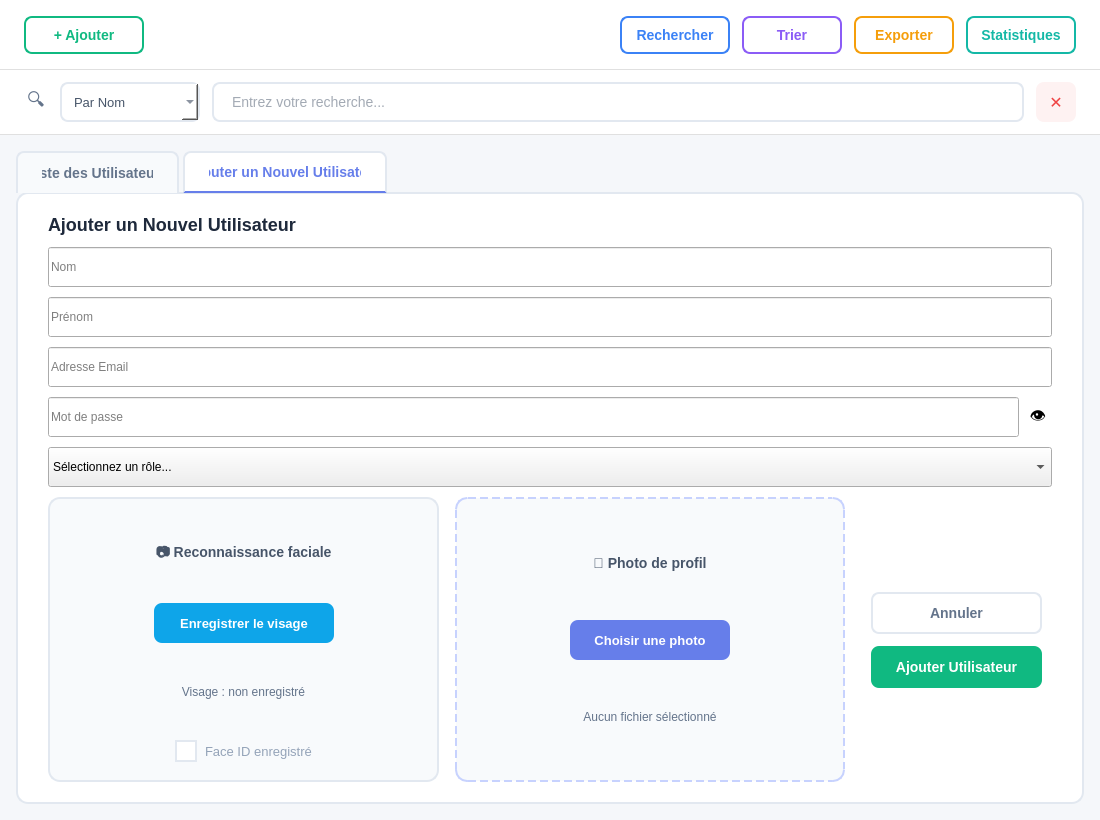
Before: the Qt Designer form users.ui in Mohamedrayenouerghui/Smart_Reaseach_Publication_Management, drawn with Qt 5.
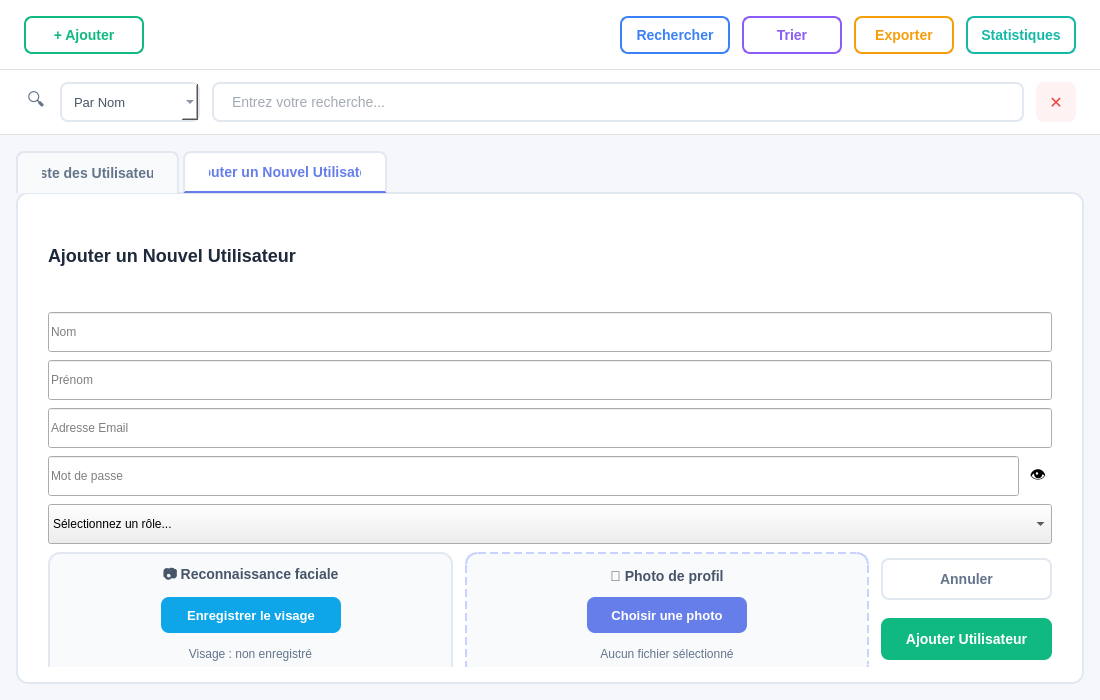
After: the same form once the commit is applied.

Commit message: Update UI components and faceauthdialog header

Patch:
```diff
--- a/users.ui
+++ b/users.ui
@@ -7,13 +7,13 @@
     <x>0</x>
     <y>0</y>
     <width>1100</width>
-    <height>820</height>
+    <height>700</height>
    </rect>
   </property>
   <property name="minimumSize">
    <size>
     <width>1000</width>
-    <height>720</height>
+    <height>650</height>
    </size>
   </property>
   <property name="maximumSize">
@@ -599,19 +599,19 @@
          </attribute>
          <layout class="QVBoxLayout" name="addTabLayout">
           <property name="spacing">
-           <number>12</number>
+           <number>10</number>
           </property>
           <property name="leftMargin">
            <number>30</number>
           </property>
           <property name="topMargin">
-           <number>20</number>
+           <number>15</number>
           </property>
           <property name="rightMargin">
            <number>30</number>
           </property>
           <property name="bottomMargin">
-           <number>20</number>
+           <number>15</number>
           </property>
           <item>
            <widget class="QLabel" name="formTitleLabelUser">
@@ -627,7 +627,7 @@
            <widget class="QWidget" name="formWidgetUser" native="true">
             <layout class="QVBoxLayout" name="formLayoutUser">
              <property name="spacing">
-              <number>10</number>
+              <number>8</number>
              </property>
              <property name="leftMargin">
               <number>0</number>
@@ -780,14 +780,18 @@
                </item>
               </widget>
              </item>
-
-             <!-- ================= NEW HORIZONTAL ROW: Face (left) | Photo (middle) | Buttons (right) ================= -->
              <item>
               <widget class="QWidget" name="mediaAndActionsRow" native="true">
                <property name="minimumSize">
                 <size>
                  <width>0</width>
-                 <height>180</height>
+                 <height>115</height>
+                </size>
+               </property>
+               <property name="maximumSize">
+                <size>
+                 <width>16777215</width>
+                 <height>115</height>
                 </size>
                </property>
                <property name="styleSheet">
@@ -795,7 +799,7 @@
                </property>
                <layout class="QHBoxLayout" name="mediaActionsLayout">
                 <property name="spacing">
-                 <number>16</number>
+                 <number>12</number>
                 </property>
                 <property name="leftMargin">
                  <number>0</number>
@@ -809,14 +813,12 @@
                 <property name="bottomMargin">
                  <number>0</number>
                 </property>
-
-                <!-- 1. Face Registration Widget (LEFT) -->
                 <item>
                  <widget class="QWidget" name="faceRegistrationWidget" native="true">
                   <property name="minimumSize">
                    <size>
                     <width>300</width>
-                    <height>160</height>
+                    <height>125</height>
                    </size>
                   </property>
                   <property name="styleSheet">
@@ -828,19 +830,19 @@
                   </property>
                   <layout class="QVBoxLayout" name="faceRegistrationLayout">
                    <property name="spacing">
-                    <number>12</number>
+                    <number>8</number>
                    </property>
                    <property name="leftMargin">
-                    <number>20</number>
+                    <number>15</number>
                    </property>
                    <property name="topMargin">
-                    <number>20</number>
+                    <number>10</number>
                    </property>
                    <property name="rightMargin">
-                    <number>20</number>
+                    <number>15</number>
                    </property>
                    <property name="bottomMargin">
-                    <number>20</number>
+                    <number>10</number>
                    </property>
                    <item>
                     <widget class="QLabel" name="faceSectionTitle">
@@ -875,13 +877,13 @@
                        <property name="minimumSize">
                         <size>
                          <width>180</width>
-                         <height>40</height>
+                         <height>36</height>
                         </size>
                        </property>
                        <property name="maximumSize">
                         <size>
                          <width>220</width>
-                         <height>40</height>
+                         <height>36</height>
                         </size>
                        </property>
                        <property name="cursor">
@@ -896,7 +898,7 @@
     font-family: 'Segoe UI', sans-serif;
     font-size: 13px;
     font-weight: 600;
-    padding: 10px 20px;
+    padding: 8px 16px;
 }
 QPushButton:hover {
     background-color: #0284C7;
@@ -942,83 +944,15 @@
                      </property>
                     </widget>
                    </item>
-                   <item>
-                    <layout class="QHBoxLayout" name="checkboxLayout">
-                     <item>
-                      <spacer name="leftCheckboxSpacer">
-                       <property name="orientation">
-                        <enum>Qt::Orientation::Horizontal</enum>
-                       </property>
-                       <property name="sizeHint" stdset="0">
-                        <size>
-                         <width>40</width>
-                         <height>20</height>
-                        </size>
-                       </property>
-                      </spacer>
-                     </item>
-                     <item>
-                      <widget class="QCheckBox" name="faceRegisteredCheckBox">
-                       <property name="enabled">
-                        <bool>false</bool>
-                       </property>
-                       <property name="styleSheet">
-                        <string notr="true">QCheckBox {
-    font-size: 13px;
-    color: #64748B;
-    background: transparent;
-    spacing: 8px;
-}
-QCheckBox::indicator {
-    width: 18px;
-    height: 18px;
-}
-QCheckBox::indicator:unchecked {
-    border: 2px solid #E2E8F0;
-    background-color: #FFFFFF;
-}
-QCheckBox::indicator:checked {
-    border: 2px solid #10B981;
-    background-color: #10B981;
-}
-QCheckBox:disabled {
-    color: #94A3B8;
-}</string>
-                       </property>
-                       <property name="text">
-                        <string>Face ID enregistré</string>
-                       </property>
-                       <property name="checked">
-                        <bool>false</bool>
-                       </property>
-                      </widget>
-                     </item>
-                     <item>
-                      <spacer name="rightCheckboxSpacer">
-                       <property name="orientation">
-                        <enum>Qt::Orientation::Horizontal</enum>
-                       </property>
-                       <property name="sizeHint" stdset="0">
-                        <size>
-                         <width>40</width>
-                         <height>20</height>
-                        </size>
-                       </property>
-                      </spacer>
-                     </item>
-                    </layout>
-                   </item>
                   </layout>
                  </widget>
                 </item>
-
-                <!-- 2. Photo Upload Widget (MIDDLE) -->
                 <item>
                  <widget class="QWidget" name="photoUploadWidget" native="true">
                   <property name="minimumSize">
                    <size>
                     <width>320</width>
-                    <height>160</height>
+                    <height>125</height>
                    </size>
                   </property>
                   <property name="styleSheet">
@@ -1030,19 +964,19 @@
                   </property>
                   <layout class="QVBoxLayout" name="photoUploadLayout">
                    <property name="spacing">
-                    <number>12</number>
+                    <number>8</number>
                    </property>
                    <property name="leftMargin">
-                    <number>20</number>
+                    <number>15</number>
                    </property>
                    <property name="topMargin">
-                    <number>20</number>
+                    <number>10</number>
                    </property>
                    <property name="rightMargin">
-                    <number>20</number>
+                    <number>15</number>
                    </property>
                    <property name="bottomMargin">
-                    <number>20</number>
+                    <number>10</number>
                    </property>
                    <item>
                     <widget class="QLabel" name="photoSectionTitle">
@@ -1077,13 +1011,13 @@
                        <property name="minimumSize">
                         <size>
                          <width>160</width>
-                         <height>40</height>
+                         <height>36</height>
                         </size>
                        </property>
                        <property name="maximumSize">
                         <size>
                          <width>200</width>
-                         <height>40</height>
+                         <height>36</height>
                         </size>
                        </property>
                        <property name="cursor">
@@ -1098,7 +1032,7 @@
     font-family: 'Segoe UI', sans-serif;
     font-size: 13px;
     font-weight: 600;
-    padding: 10px 16px;
+    padding: 8px 16px;
 }
 QPushButton:hover {
     background-color: #5568d3;
@@ -1143,8 +1077,6 @@
                   </layout>
                  </widget>
                 </item>
-
-                <!-- 3. Button Widget (RIGHT) - now with vertical layout -->
                 <item>
                  <widget class="QWidget" name="buttonWidgetUser" native="true">
                   <property name="minimumSize">
@@ -1161,30 +1093,17 @@
                     <number>12</number>
                    </property>
                    <property name="leftMargin">
-                    <number>10</number>
+                    <number>0</number>
                    </property>
                    <property name="topMargin">
-                    <number>10</number>
+                    <number>0</number>
                    </property>
                    <property name="rightMargin">
-                    <number>10</number>
+                    <number>0</number>
                    </property>
                    <property name="bottomMargin">
-                    <number>10</number>
+                    <number>0</number>
                    </property>
-                   <item>
-                    <spacer name="topButtonSpacer">
-                     <property name="orientation">
-                      <enum>Qt::Orientation::Vertical</enum>
-                     </property>
-                     <property name="sizeHint" stdset="0">
-                      <size>
-                       <width>20</width>
-                       <height>20</height>
-                      </size>
-                     </property>
-                    </spacer>
-                   </item>
                    <item>
                     <widget class="QPushButton" name="cancelButtonUser">
                      <property name="minimumSize">
@@ -1254,27 +1173,12 @@
                      </property>
                     </widget>
                    </item>
-                   <item>
-                    <spacer name="bottomButtonSpacer">
-                     <property name="orientation">
-                      <enum>Qt::Orientation::Vertical</enum>
-                     </property>
-                     <property name="sizeHint" stdset="0">
-                      <size>
-                       <width>20</width>
-                       <height>20</height>
-                      </size>
-                     </property>
-                    </spacer>
-                   </item>
                   </layout>
                  </widget>
                 </item>
                </layout>
               </widget>
              </item>
-             <!-- ================= END NEW ROW ================= -->
-
             </layout>
            </widget>
           </item>
```
The commit also changes 2 other files.
